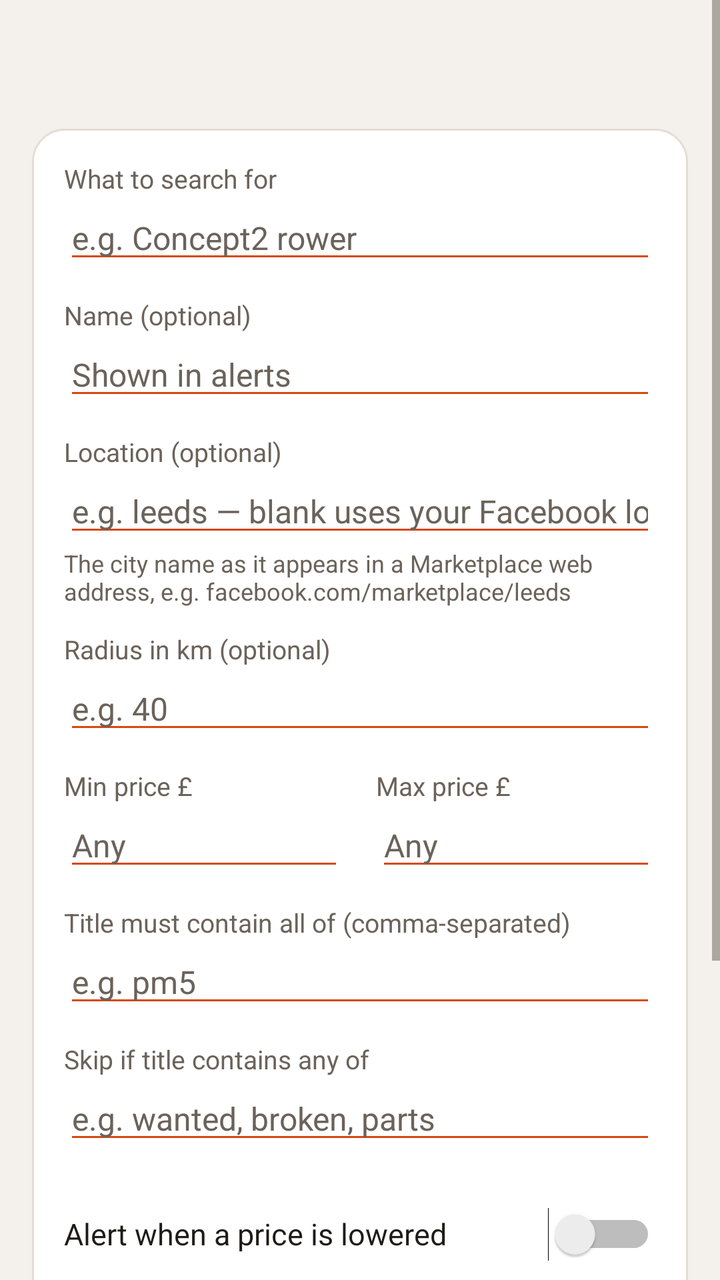
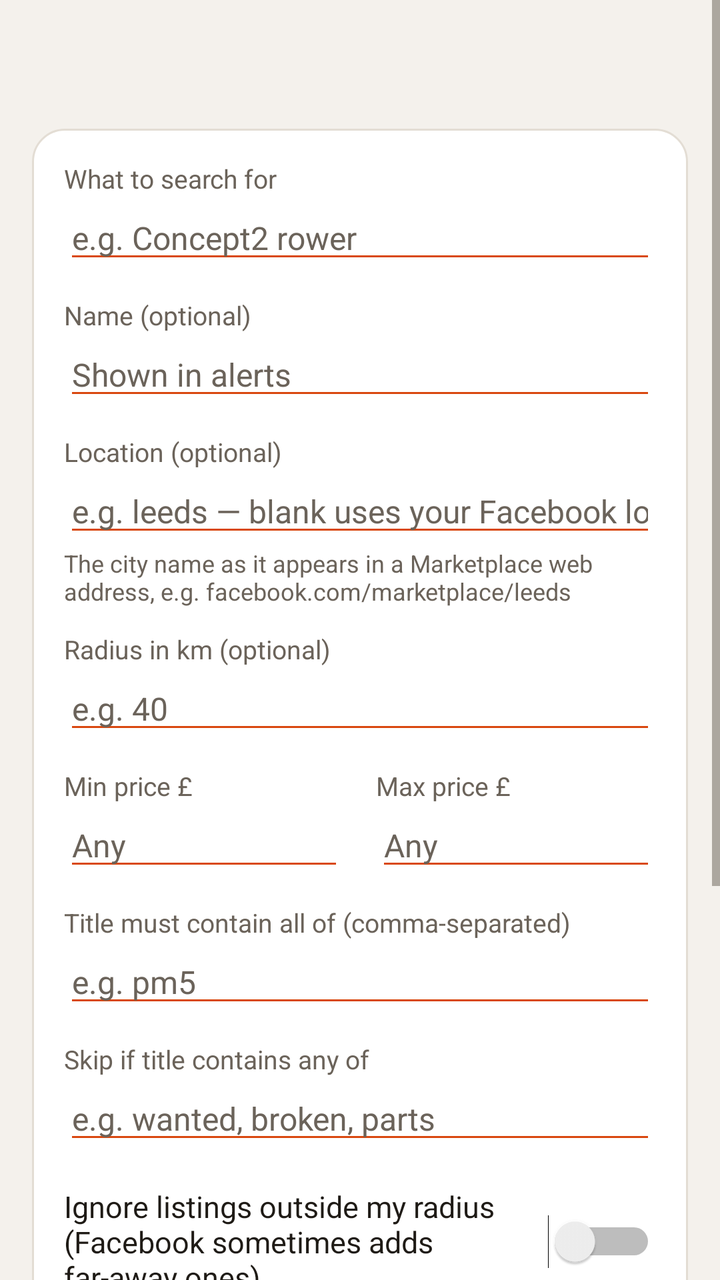

Before-and-after screenshots of an Android layout around one commit, followed by the original layout XML and the change that was made.
<!-- AndroidManifest.xml: application theme AppTheme -->
<!-- res/layout/activity_edit.xml -->
<?xml version="1.0" encoding="utf-8"?>
<ScrollView xmlns:android="http://schemas.android.com/apk/res/android"
    android:layout_width="match_parent"
    android:layout_height="match_parent"
    android:fillViewport="true">

    <LinearLayout
        android:layout_width="match_parent"
        android:layout_height="wrap_content"
        android:orientation="vertical"
        android:paddingStart="16dp"
        android:paddingEnd="16dp"
        android:paddingTop="20dp"
        android:paddingBottom="32dp">

        <TextView
            android:id="@+id/tvHeading"
            android:layout_width="match_parent"
            android:layout_height="wrap_content"
            android:layout_marginBottom="12dp"
            android:textColor="@color/text"
            android:textSize="24sp"
            android:textStyle="bold" />

        <LinearLayout style="@style/Card">

            <TextView style="@style/Label" android:layout_marginTop="0dp" android:text="What to search for" />
            <EditText
                android:id="@+id/etQuery"
                style="@style/Field"
                android:hint="e.g. Concept2 rower"
                android:inputType="text" />

            <TextView style="@style/Label" android:text="Name (optional)" />
            <EditText
                android:id="@+id/etName"
                style="@style/Field"
                android:hint="Shown in alerts"
                android:inputType="textCapSentences" />

            <TextView style="@style/Label" android:text="Location (optional)" />
            <EditText
                android:id="@+id/etLocation"
                style="@style/Field"
                android:hint="e.g. leeds — blank uses your Facebook location"
                android:inputType="textNoSuggestions" />
            <TextView
                android:layout_width="match_parent"
                android:layout_height="wrap_content"
                android:text="The city name as it appears in a Marketplace web address, e.g. facebook.com/marketplace/leeds"
                android:textColor="@color/subtext"
                android:textSize="12sp" />

            <TextView style="@style/Label" android:text="Radius in km (optional)" />
            <EditText
                android:id="@+id/etRadius"
                style="@style/Field"
                android:hint="e.g. 40"
                android:inputType="number" />

            <LinearLayout
                android:layout_width="match_parent"
                android:layout_height="wrap_content"
                android:orientation="horizontal">

                <LinearLayout
                    android:layout_width="0dp"
                    android:layout_height="wrap_content"
                    android:layout_marginEnd="8dp"
                    android:layout_weight="1"
                    android:orientation="vertical">

                    <TextView style="@style/Label" android:text="Min price £" />
                    <EditText
                        android:id="@+id/etMin"
                        style="@style/Field"
                        android:hint="Any"
                        android:inputType="number" />
                </LinearLayout>

                <LinearLayout
                    android:layout_width="0dp"
                    android:layout_height="wrap_content"
                    android:layout_marginStart="8dp"
                    android:layout_weight="1"
                    android:orientation="vertical">

                    <TextView style="@style/Label" android:text="Max price £" />
                    <EditText
                        android:id="@+id/etMax"
                        style="@style/Field"
                        android:hint="Any"
                        android:inputType="number" />
                </LinearLayout>
            </LinearLayout>

            <TextView style="@style/Label" android:text="Title must contain all of (comma-separated)" />
            <EditText
                android:id="@+id/etInclude"
                style="@style/Field"
                android:hint="e.g. pm5"
                android:inputType="textNoSuggestions" />

            <TextView style="@style/Label" android:text="Skip if title contains any of" />
            <EditText
                android:id="@+id/etExclude"
                style="@style/Field"
                android:hint="e.g. wanted, broken, parts"
                android:inputType="textNoSuggestions" />

            <Switch
                android:id="@+id/swDrops"
                android:layout_width="match_parent"
                android:layout_height="wrap_content"
                android:layout_marginTop="16dp"
                android:minHeight="48dp"
                android:text="Alert when a price is lowered"
                android:textColor="@color/text"
                android:textSize="15sp" />

            <Switch
                android:id="@+id/swUpdates"
                android:layout_width="match_parent"
                android:layout_height="wrap_content"
                android:minHeight="48dp"
                android:text="Alert when a listing's title is changed"
                android:textColor="@color/text"
                android:textSize="15sp" />
        </LinearLayout>

        <Button
            android:id="@+id/btnSave"
            style="@style/PrimaryButton"
            android:layout_width="match_parent"
            android:layout_height="wrap_content"
            android:text="Save" />

        <LinearLayout
            android:layout_width="match_parent"
            android:layout_height="wrap_content"
            android:layout_marginTop="4dp"
            android:orientation="horizontal">

            <Button
                android:id="@+id/btnPreview"
                style="@style/TextButton"
                android:layout_width="0dp"
                android:layout_height="wrap_content"
                android:layout_weight="1"
                android:text="Test this search" />

            <Button
                android:id="@+id/btnDelete"
                style="@style/TextButton"
                android:layout_width="0dp"
                android:layout_height="wrap_content"
                android:layout_weight="1"
                android:text="Delete" />
        </LinearLayout>
    </LinearLayout>
</ScrollView>
<!-- resources referenced by this layout -->
<resources>
  <color name="subtext">#6B635A</color>
  <color name="text">#1F1B16</color>
  <style name="Card">
          <item name="android:layout_width">match_parent</item>
          <item name="android:layout_height">wrap_content</item>
          <item name="android:orientation">vertical</item>
          <item name="android:background">@drawable/card</item>
          <item name="android:padding">16dp</item>
          <item name="android:layout_marginBottom">12dp</item>
      </style>
  <style name="Field">
          <item name="android:layout_width">match_parent</item>
          <item name="android:layout_height">wrap_content</item>
          <item name="android:textSize">16sp</item>
          <item name="android:textColor">@color/text</item>
          <item name="android:textColorHint">@color/subtext</item>
          <item name="android:backgroundTint">@color/accent</item>
      </style>
  <style name="Label">
          <item name="android:layout_width">match_parent</item>
          <item name="android:layout_height">wrap_content</item>
          <item name="android:textSize">13sp</item>
          <item name="android:textColor">@color/subtext</item>
          <item name="android:layout_marginTop">12dp</item>
      </style>
  <style name="PrimaryButton" parent="android:Widget.Material.Button">
          <item name="android:backgroundTint">@color/accent</item>
          <item name="android:textColor">@color/on_accent</item>
          <item name="android:textAllCaps">false</item>
          <item name="android:textSize">16sp</item>
          <item name="android:minHeight">52dp</item>
      </style>
  <style name="TextButton" parent="android:Widget.Material.Button.Borderless">
          <item name="android:textColor">@color/accent</item>
          <item name="android:textAllCaps">false</item>
          <item name="android:textSize">15sp</item>
      </style>
  <style name="AppTheme" parent="android:Theme.Material.Light.NoActionBar">
          <item name="android:colorPrimary">@color/accent</item>
          <item name="android:colorPrimaryDark">@color/bg</item>
          <item name="android:colorAccent">@color/accent</item>
          <item name="android:windowBackground">@color/bg</item>
          <item name="android:statusBarColor">@color/bg</item>
          <item name="android:navigationBarColor">@color/bg</item>
          <item name="android:windowLightStatusBar">true</item>
          <item name="android:textColorPrimary">@color/text</item>
          <item name="android:textColorSecondary">@color/subtext</item>
          <item name="android:alertDialogTheme">@style/DialogTheme</item>
      </style>
  <!-- drawable card (drawable) -->
  <?xml version="1.0" encoding="utf-8"?>
  <shape xmlns:android="http://schemas.android.com/apk/res/android" android:shape="rectangle">
      <solid android:color="@color/card" />
      <corners android:radius="16dp" />
      <stroke android:width="1dp" android:color="@color/line" />
  </shape>
  <color name="accent">#D9480F</color>
  <color name="on_accent">#FFFFFF</color>
  <color name="bg">#F4F1EC</color>
  <style name="DialogTheme" parent="android:Theme.Material.Light.Dialog.Alert">
          <item name="android:colorAccent">@color/accent</item>
      </style>
  <color name="card">#FFFFFF</color>
  <color name="line">#E3DDD4</color>
</resources>

<!-- the commit's change to res/layout/activity_edit.xml (unified diff, before → after) -->
@@ -109,6 +109,16 @@
                 android:inputType="textNoSuggestions" />
 
             <Switch
+                android:id="@+id/swArea"
+                android:layout_width="match_parent"
+                android:layout_height="wrap_content"
+                android:layout_marginTop="16dp"
+                android:minHeight="48dp"
+                android:text="Ignore listings outside my radius (Facebook sometimes adds far-away ones)"
+                android:textColor="@color/text"
+                android:textSize="15sp" />
+
+            <Switch
                 android:id="@+id/swDrops"
                 android:layout_width="match_parent"
                 android:layout_height="wrap_content"
